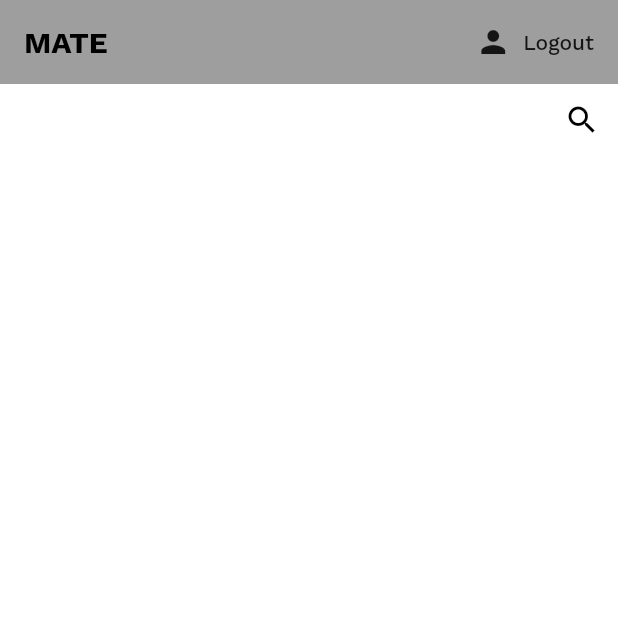
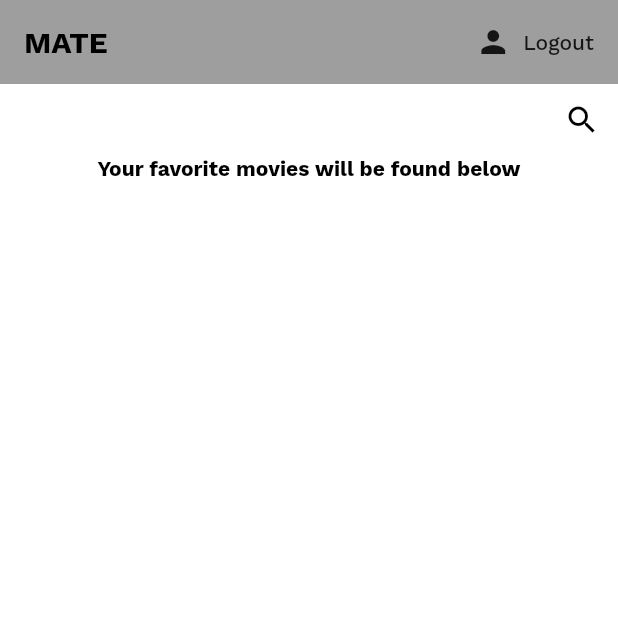
Before and after one commit to ChristineWasike/movie_mate, a Flutter app: the screen it shows once a user with an empty profile is signed in, on a phone screen of 412 x 824 dp, the top half of it. Run offline on Flutter 3.47's test engine with Material 2 defaults, Android fonts, the phone set to English and light mode, and no system bars; our stand-ins replace cloud_firestore, firebase_auth, firebase_core, google_fonts; accounts and stored records are empty.

Commit message:
favorite implementation

```diff
--- a/lib/screens/authentication/signup.dart
+++ b/lib/screens/authentication/signup.dart
@@ -79,7 +79,7 @@ class _SignUpState extends State<SignUp> {
                       validator: (val) =>
                           val!.isEmpty ? 'Enter your last name' : null,
                       onChanged: (val) {
-                        setState(() => firstName = val);
+                        setState(() => lastName = val);
                       },
                     ),
                     const SizedBox(height: 20.0),
@@ -156,6 +156,7 @@ class _SignUpState extends State<SignUp> {
                           onPressed: () async {
                             if(_formKey.currentState!.validate()){
                               dynamic result = await _auth.registerWithEmailAndPassword(email, password);
+                              _auth.userSetup(firstName +' '+ lastName);
                               if(result == null) {
                                 setState(() {
                                   error = 'Please supply a valid email';
--- a/lib/screens/home/home.dart
+++ b/lib/screens/home/home.dart
@@ -1,12 +1,39 @@
 import 'package:movie_mate/service/auth.dart';
 import 'package:flutter/material.dart';
-
+import 'package:cloud_firestore/cloud_firestore.dart';
+import 'package:firebase_auth/firebase_auth.dart';
 import '../search/search.dart';
 
-class Home extends StatelessWidget {
+class Home extends StatefulWidget {
+  @override
+  _HomeState createState() => _HomeState();
+}
+
+class _HomeState extends State<Home> {
+  String? uid = '';
+
+
+  @override
+  void initState() {
+    getuid();
+    super.initState();
+  }
+
+  getuid() async {
+    // FirebaseAuth auth = FirebaseAuth.instance;
+    // final User? user = await auth.currentUser;
+
+    FirebaseAuth _auth = FirebaseAuth.instance;
+    final User? user = await _auth.currentUser;
+
+    setState(() {
+      uid = user?.uid;
+    });
+
+
+  }
   final AuthService _auth = AuthService();
 
-  Home({Key? key}) : super(key: key);
 
   @override
   Widget build(BuildContext context) {
@@ -29,7 +56,10 @@ class Home extends StatelessWidget {
           ),
         ],
       ),
-      body: Align(
+      body:
+      Column(
+        children: [
+          Align(
             alignment: Alignment.topRight,
             child: IconButton(
                 icon: const Icon(
@@ -40,6 +70,45 @@ class Home extends StatelessWidget {
                   showSearch(context: context, delegate: MovieSearch());
                 }),
           ),
+      Text(
+        'Your favorite movies will be found below',
+        style: TextStyle(color: Colors.black, fontWeight: FontWeight.bold)
+      ),
+          Expanded(
+            child:
+            SizedBox(
+              child: Container(
+                child:
+                StreamBuilder<QuerySnapshot>(
+                        stream: FirebaseFirestore.instance
+                            .collection('Favorites')
+                            .doc(uid)
+                            .collection('myfavorites')
+                            .snapshots(),
+                        builder: (context, AsyncSnapshot snapshot) {
+                          if (snapshot.connectionState == ConnectionState.waiting) {
+                            return Center(
+                              child: CircularProgressIndicator(),
+                            );
+                          } else {
+                            print(uid);
+                            final docs = snapshot.data.docs;
+                              return ListView.builder(
+                                    itemCount: docs.length,
+                                    itemBuilder: (context, index){
+                                      return Container(
+                                        child: Column(children: [Text(docs[index]['movieName'])],),
+                                      );
+                                    }
                               );
                       }
                     }
+                  ),
+                ),
+            ),
+          )
+        ],
+      ),
+    );
+  }
+}
--- a/pubspec.yaml
+++ b/pubspec.yaml
@@ -43,6 +43,7 @@ dependencies:
   cloud_firestore: ^3.1.12
   http: ^0.13.4
   models: ^0.0.2
+  intl:
 
 
 dev_dependencies:
```
Also changed, not shown: lib/screens/search/movieresult.dart (+12 -0 lines), lib/service/auth.dart (+18 -0 lines), lib/service/database.dart (added, +33 -0 lines), pubspec.lock. Lines whose indentation alone changed are shown as unchanged.
